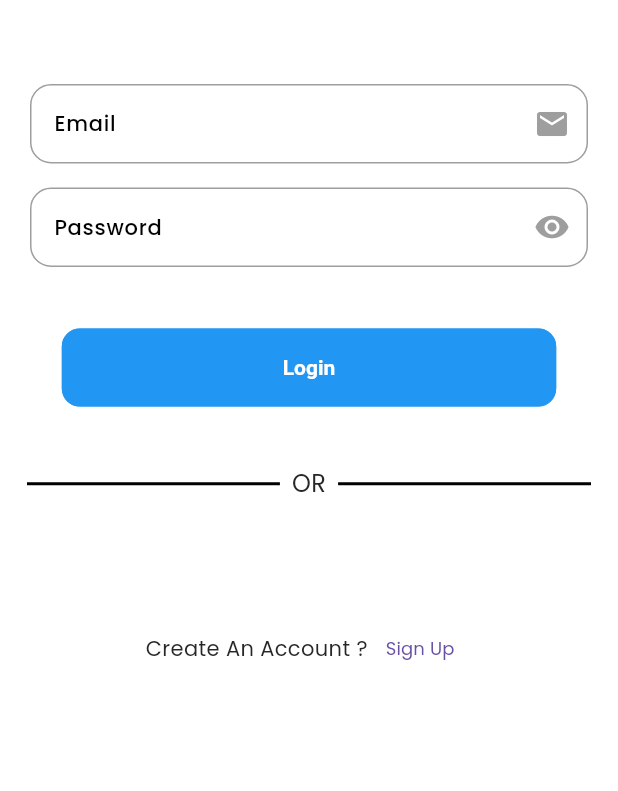
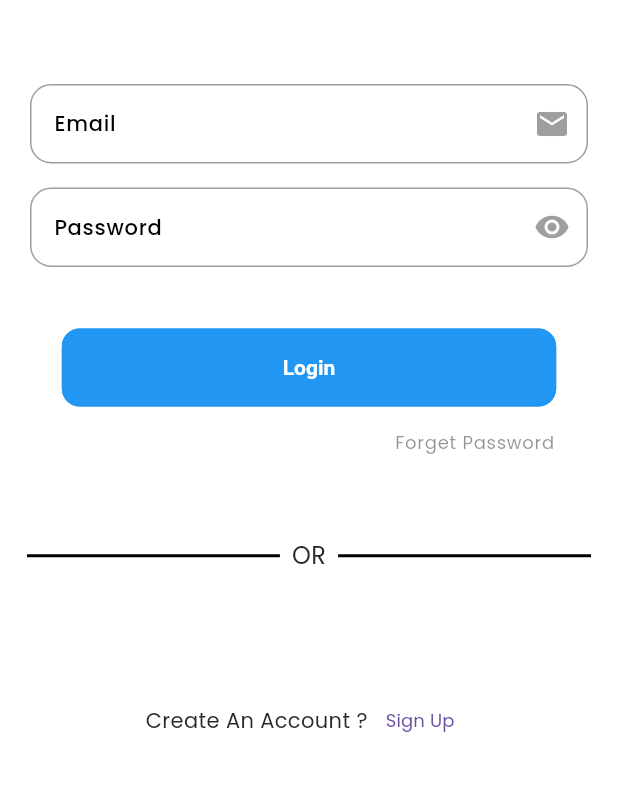
Before and after one commit to basitmurad/fitness_app, a Flutter app: the screen it shows after launch, on a phone screen of 412 x 824 dp, the part 438-1229 px from its top. Run offline on Flutter 3.47's test engine with Material 3 defaults, Android fonts, the phone set to English and light mode, and no system bars; our stand-ins replace email_validator, fluttertoast, get, iconsax.

Commit message:
forget screen

```diff
--- a/lib/screens/authentications/login_screen/LoginScreen.dart
+++ b/lib/screens/authentications/login_screen/LoginScreen.dart
@@ -1,3 +1,4 @@
+import 'package:fitness/screens/authentications/forget_password/ForgetPassword.dart';
 import 'package:fitness/screens/authentications/login_screen/widgets/LoginDividerWidget.dart';
 import 'package:fitness/screens/authentications/login_screen/widgets/LoginWidget.dart';
 import 'package:fitness/screens/authentications/signup_screen/SignUpScreen.dart';
@@ -21,15 +22,15 @@ class LoginScreen extends StatelessWidget {
             mainAxisAlignment: MainAxisAlignment.center,
             children: [
               const SizedBox(height: AppSizes.spaceBtwSections + 30),
-               Container(
-                 alignment: Alignment.topLeft,
-                child: Icon(
+              Container(
+                alignment: Alignment.topLeft,
+                child: const Icon(
                   Icons.fitness_center,
                   size: 100,
                   color: Colors.blueAccent,
                 ),
               ),
-              const SizedBox(height: AppSizes.spaceBtwSections+10),
+              const SizedBox(height: AppSizes.spaceBtwSections + 10),
 
               // Welcome Textx
               const Text(
@@ -41,14 +42,25 @@ class LoginScreen extends StatelessWidget {
                 ),
                 textAlign: TextAlign.start,
               ),
-              const SizedBox(height: AppSizes.appBarHeight ),
+              const SizedBox(height: AppSizes.appBarHeight),
 
               const LoginWidget(),
 
+              Container(
+                margin: const EdgeInsets.only(right: 20),
+                alignment: Alignment.bottomRight,
+                child: TextButton(
+                    onPressed: () {
+                      Get.to(() => ForgetPassword());
+                    },
+                    child: Text('Forget Password',textAlign: TextAlign.end,
+                        style: Theme.of(context).textTheme.labelMedium)),
+              ),
               const SizedBox(height: AppSizes.spaceBtwSections),
               const LoginDividerWidget(),
 
               const SizedBox(height: AppSizes.appBarHeight + 10),
+
               Row(
                 mainAxisAlignment: MainAxisAlignment.center,
                 children: [
@@ -58,8 +70,7 @@ class LoginScreen extends StatelessWidget {
                   ),
                   TextButton(
                     onPressed: () {
-
-                      Get.to(()=>const SignUpScreen());
+                      Get.to(() => const SignUpScreen());
                       // Handle sign-up action
                     },
                     child: const Text('Sign Up'),
--- /dev/null
+++ b/lib/utils/constants/image_paths/ImagePaths.dart
@@ -0,0 +1,4 @@
+class ImagePaths{
+  static const String forgetillustration = "assets/images/forgetIllus.jpg";
+
+}
```
Also changed, not shown: lib/screens/authentications/forget_password/ForgetPassword.dart (added, +61 -0 lines), lib/screens/authentications/forget_password/controller/ForgetController.dart (added, +32 -0 lines), assets/images/forgetIllus.jpg (added), lib/screens/authentications/dashboard/Dashboard.dart (added).
